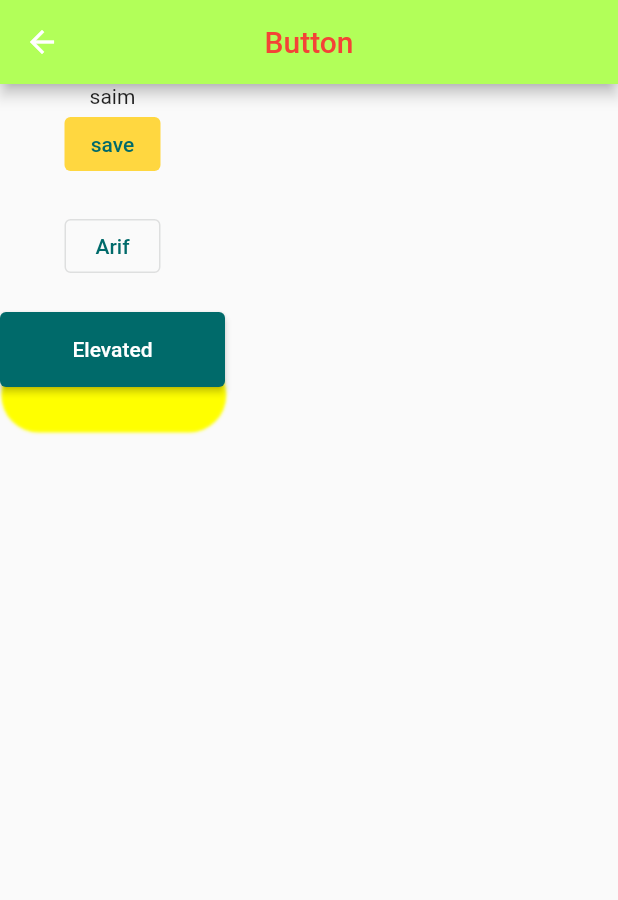
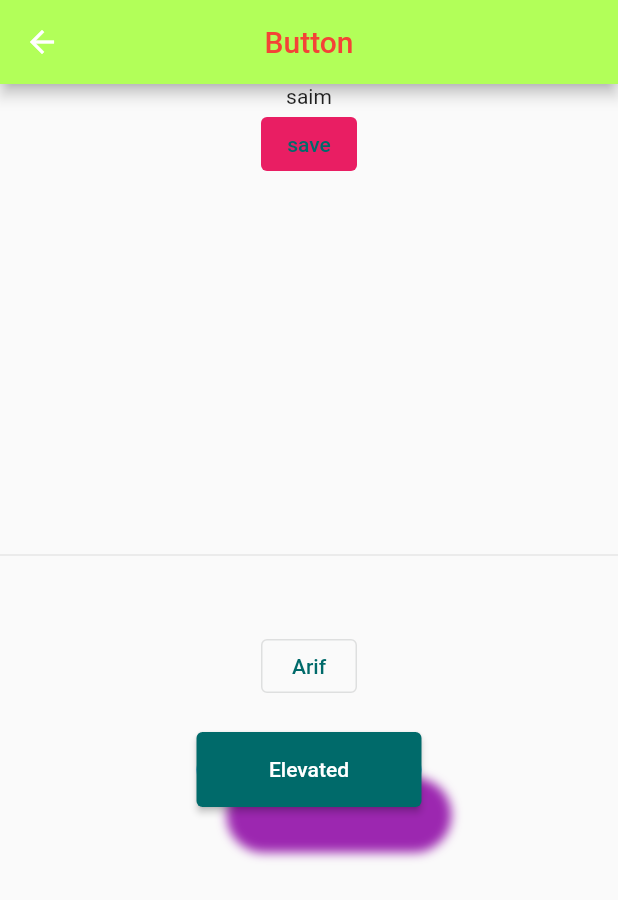
Before and after one commit to Maha6468/ostad_flutter_practice, a Flutter app: the Button screen opened directly, on a phone screen of 412 x 824 dp. Shown: the top 900 px of the screen. Run offline on Flutter 3.47's test engine with Material 3 defaults, Android fonts, the phone set to English and light mode, and no system bars.

Commit message:
Divider, blurRadius

```diff
--- a/lib/Flutter_Practice/Module_7/button.dart
+++ b/lib/Flutter_Practice/Module_7/button.dart
@@ -23,14 +23,15 @@ class Button extends StatelessWidget {
                 },child: Text('saim'),
               ),
               TextButton(
-                style:TextButton.styleFrom(backgroundColor: Colors.amberAccent,
+                style:TextButton.styleFrom(backgroundColor: Colors.pink,
                     shape:RoundedRectangleBorder(borderRadius: BorderRadius.circular(4))
                 ),
                 onPressed: (){
                   print('maha tap');
                 }, child: Text('save'),
               ),
-              SizedBox(height: 20,),
+              SizedBox(height: 200,),
+              Divider(height: 100,),
               OutlinedButton(onPressed: (){
                 print('this is arif');
               },
@@ -41,10 +42,10 @@ class Button extends StatelessWidget {
                 height: 50,
                 width: 150,
                 decoration: BoxDecoration(
-                  color: Colors.white,
+                  color: Colors.blue,
                   borderRadius:BorderRadius.circular(25),
                   boxShadow:[
-                    BoxShadow(color: Colors.yellowAccent,offset: Offset(.9, 30.4),blurRadius: 1)
+                    BoxShadow(color: Colors.purple,offset: Offset(20, 30.4),blurRadius: 5)
                   ],
                 ),
                 child: ElevatedButton(
```
